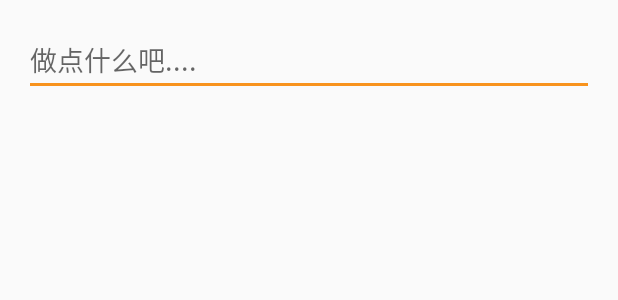
After one commit to henu17android/Meet, an Android app: the layout add_dialog_2.xml on its own in the app's theme, with its tools: preview values and no code run, on a phone screen of 412 x 824 dp. The commit adds this screen. Shown: the top 300 px of the screen. Run offline under Robolectric (Android 15) with nearby library versions, the phone set to English and light mode, and no system bars.

Commit message:
解决添加task错乱的问题

```diff
--- a/app/src/main/java/com/example/meet/fragment/TaskFragment.java
+++ b/app/src/main/java/com/example/meet/fragment/TaskFragment.java
@@ -12,6 +12,7 @@ import android.graphics.drawable.BitmapDrawable;
 import android.net.Uri;
 import android.os.Bundle;
 import android.os.Handler;
+
 import android.support.design.widget.FloatingActionButton;
 import android.support.v4.app.Fragment;
 import android.support.v7.widget.LinearLayoutManager;
@@ -250,7 +251,7 @@ public class TaskFragment extends Fragment implements View.OnClickListener {
      */
     private void showAddDialog() {
         LayoutInflater layoutInflater = LayoutInflater.from(mActivity);
-        View addTaskDialog = layoutInflater.inflate(R.layout.add_dialog, null);
+        View addTaskDialog = layoutInflater.inflate(R.layout.add_dialog_2, null);
         AlertDialog.Builder builder = new AlertDialog.Builder(mActivity);
         builder.setView(addTaskDialog);
         builder.setTitle("添加新任务");
@@ -277,6 +278,7 @@ public class TaskFragment extends Fragment implements View.OnClickListener {
 
         builder.create();
         builder.show();
+
     }
 
     /**
--- /dev/null
+++ b/app/src/main/res/layout/add_dialog_2.xml
@@ -0,0 +1,11 @@
+<?xml version="1.0" encoding="utf-8"?>
+<LinearLayout xmlns:android="http://schemas.android.com/apk/res/android"
+    android:orientation="vertical" android:layout_width="match_parent"
+    android:layout_height="match_parent">
+    <EditText
+        android:id="@+id/add_task_text"
+        android:layout_width="match_parent"
+        android:layout_height="wrap_content"
+        android:layout_margin="16dp"
+        android:hint="做点什么吧...."/>
+</LinearLayout>
--- a/app/src/main/res/values/strings.xml
+++ b/app/src/main/res/values/strings.xml
@@ -6,4 +6,8 @@
 
     <!-- TODO: Remove or change this placeholder text -->
     <string name="hello_blank_fragment">Hello blank fragment</string>
+    <string name="view_component_button_cancel">取消</string>
+    <string name="view_component_button_send">发送</string>
+    <string name="view_component_limit_min_warn">输入内容不能少于%1$d字</string>
+    <string name="view_component_limit_max_warn">输入内容不能超过%1$d字</string>
 </resources>
```
